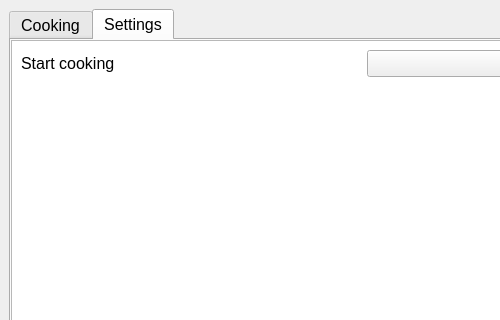
This is SOTCooker/MainWindow.ui in mathieu0c/SOTCooker as Qt 5 draws it before an edit; both pictures show x 0 to 500 and y 0 to 320 of the 728 by 536 pixel window. The edited form follows.
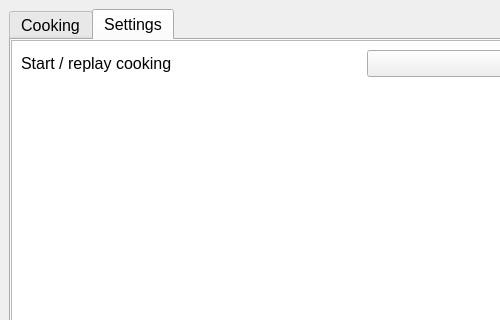
This is the edited form. The open tabs and pages were chosen to show the change.

What changed in the file:
```diff
--- a/SOTCooker/MainWindow.ui
+++ b/SOTCooker/MainWindow.ui
@@ -95,7 +95,7 @@
             </font>
            </property>
            <property name="text">
-            <string>Start cooking</string>
+            <string>Start / replay cooking</string>
            </property>
           </widget>
          </item>
```
Left out of the diff: 2 changed lines with no effect on the pictures.
